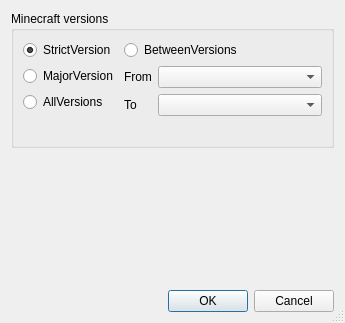
Above: launcher/ui/dialogs/FilterModsDialog.ui from FreesmTeam/FreesmLauncher before the change. Below: the same form after it.
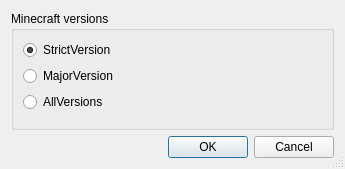
That is the form after the change. Icons and pictures are not drawn.

Commit message: fix: 'All' filter working and get around CF API capabilities

What changed in the file:
```diff
--- a/launcher/ui/dialogs/FilterModsDialog.ui
+++ b/launcher/ui/dialogs/FilterModsDialog.ui
@@ -10,9 +10,15 @@
     <x>0</x>
     <y>0</y>
     <width>345</width>
-    <height>323</height>
+    <height>169</height>
    </rect>
   </property>
+  <property name="sizePolicy">
+   <sizepolicy hsizetype="Preferred" vsizetype="Preferred">
+    <horstretch>0</horstretch>
+    <verstretch>0</verstretch>
+   </sizepolicy>
+  </property>
   <property name="windowTitle">
    <string>Copy Instance</string>
   </property>
@@ -78,59 +84,11 @@
           </item>
          </layout>
         </item>
-        <item row="0" column="1">
-         <layout class="QVBoxLayout" name="verticalLayout_3">
-          <item>
-           <layout class="QFormLayout" name="formLayout">
-            <item row="0" column="0" colspan="2">
-             <widget class="QRadioButton" name="betweenVersionsButton">
-              <property name="text">
-               <string>BetweenVersions</string>
-              </property>
-             </widget>
-            </item>
-            <item row="1" column="0">
-             <widget class="QLabel" name="fromLabel">
-              <property name="text">
-               <string>From</string>
-              </property>
-             </widget>
-            </item>
-            <item row="1" column="1">
-             <widget class="QComboBox" name="lowerVersionComboBox"/>
-            </item>
-            <item row="2" column="0">
-             <widget class="QLabel" name="toLabel">
-              <property name="text">
-               <string>To</string>
-              </property>
-             </widget>
-            </item>
-            <item row="2" column="1">
-             <widget class="QComboBox" name="upperVersionComboBox"/>
-            </item>
-           </layout>
-          </item>
-         </layout>
-        </item>
        </layout>
       </item>
      </layout>
     </widget>
    </item>
-   <item>
-    <spacer name="verticalSpacer">
-     <property name="orientation">
-      <enum>Qt::Vertical</enum>
-     </property>
-     <property name="sizeHint" stdset="0">
-      <size>
-       <width>20</width>
-       <height>40</height>
-      </size>
-     </property>
-    </spacer>
-   </item>
    <item>
     <widget class="QDialogButtonBox" name="buttonBox">
      <property name="orientation">
```
Left out of the diff: 6 changed lines with no effect on the pictures. The commit also changes 8 other files.
